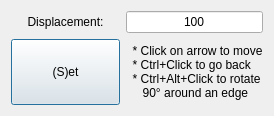
Before: the Qt Designer form dialogz/disp.ui in oddtopus/dodo, drawn with Qt 5.
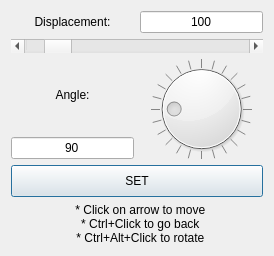
After: the same form once the commit is applied.

```diff
--- a/dialogz/disp.ui
+++ b/dialogz/disp.ui
@@ -7,7 +7,7 @@
     <x>0</x>
     <y>0</y>
     <width>274</width>
-    <height>116</height>
+    <height>256</height>
    </rect>
   </property>
   <property name="sizePolicy">
@@ -20,26 +20,48 @@
    <string>Dialog</string>
   </property>
   <layout class="QGridLayout" name="gridLayout">
-   <item row="2" column="0">
-    <widget class="QLabel" name="lab1">
+   <item row="7" column="0">
+    <widget class="QLabel" name="label">
      <property name="text">
-      <string>Displacement:</string>
+      <string>Angle:</string>
      </property>
      <property name="alignment">
       <set>Qt::AlignCenter</set>
      </property>
     </widget>
    </item>
-   <item row="3" column="1">
+   <item row="9" column="0" colspan="2">
+    <widget class="QPushButton" name="btn1">
+     <property name="sizePolicy">
+      <sizepolicy hsizetype="Expanding" vsizetype="Preferred">
+       <horstretch>0</horstretch>
+       <verstretch>0</verstretch>
+      </sizepolicy>
+     </property>
+     <property name="text">
+      <string>SET</string>
+     </property>
+    </widget>
+   </item>
+   <item row="10" column="0" colspan="2">
     <widget class="QLabel" name="lab2">
      <property name="text">
       <string>  * Click on arrow to move
   * Ctrl+Click to go back
-  * Ctrl+Alt+Click to rotate
-     90° around an edge</string>
+  * Ctrl+Alt+Click to rotate</string>
      </property>
      <property name="alignment">
-      <set>Qt::AlignLeading|Qt::AlignLeft|Qt::AlignVCenter</set>
+      <set>Qt::AlignCenter</set>
+     </property>
+    </widget>
+   </item>
+   <item row="2" column="0">
+    <widget class="QLabel" name="lab1">
+     <property name="text">
+      <string>Displacement:</string>
+     </property>
+     <property name="alignment">
+      <set>Qt::AlignCenter</set>
      </property>
     </widget>
    </item>
@@ -53,16 +75,57 @@
      </property>
     </widget>
    </item>
-   <item row="3" column="0">
-    <widget class="QPushButton" name="btn1">
-     <property name="sizePolicy">
-      <sizepolicy hsizetype="Expanding" vsizetype="MinimumExpanding">
-       <horstretch>0</horstretch>
-       <verstretch>0</verstretch>
-      </sizepolicy>
+   <item row="3" column="0" colspan="2">
+    <widget class="QScrollBar" name="scrollbar">
+     <property name="maximum">
+      <number>1000</number>
      </property>
+     <property name="pageStep">
+      <number>100</number>
+     </property>
+     <property name="value">
+      <number>100</number>
+     </property>
+     <property name="orientation">
+      <enum>Qt::Horizontal</enum>
+     </property>
+    </widget>
+   </item>
+   <item row="8" column="0">
+    <widget class="QLineEdit" name="edit2">
      <property name="text">
-      <string>(S)et</string>
+      <string>90</string>
+     </property>
+     <property name="alignment">
+      <set>Qt::AlignCenter</set>
+     </property>
+    </widget>
+   </item>
+   <item row="7" column="1" rowspan="2">
+    <widget class="QDial" name="dial">
+     <property name="maximum">
+      <number>360</number>
+     </property>
+     <property name="singleStep">
+      <number>1</number>
+     </property>
+     <property name="pageStep">
+      <number>15</number>
+     </property>
+     <property name="value">
+      <number>90</number>
+     </property>
+     <property name="orientation">
+      <enum>Qt::Horizontal</enum>
+     </property>
+     <property name="wrapping">
+      <bool>true</bool>
+     </property>
+     <property name="notchTarget">
+      <double>15.000000000000000</double>
+     </property>
+     <property name="notchesVisible">
+      <bool>true</bool>
      </property>
     </widget>
    </item>
```
